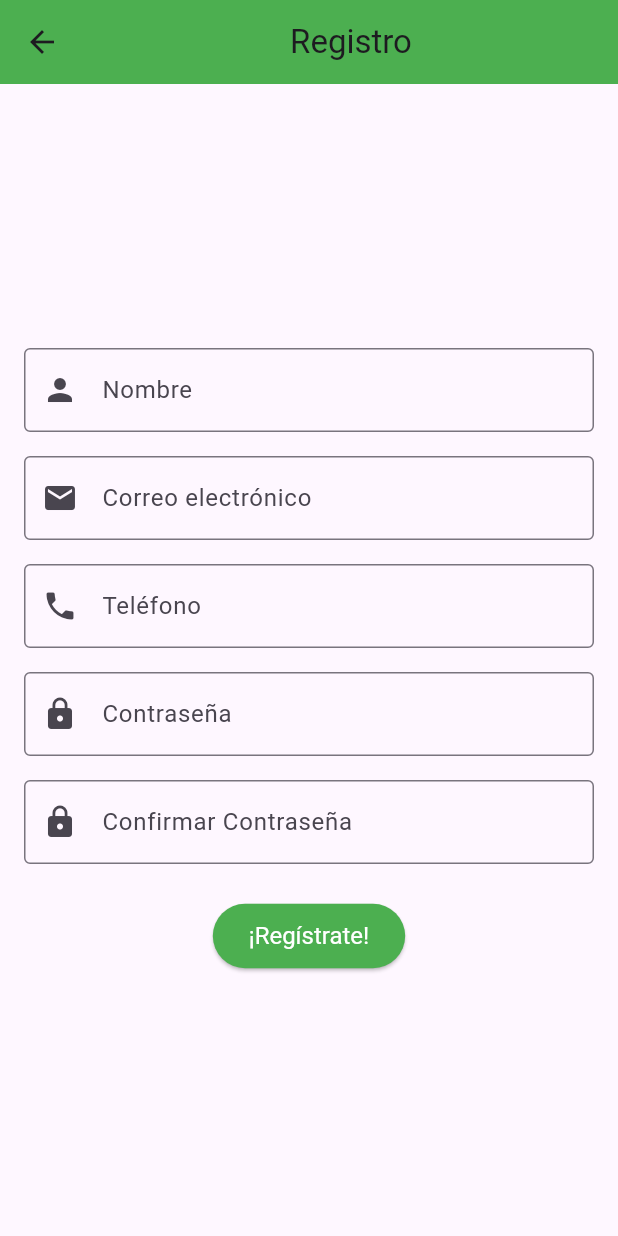
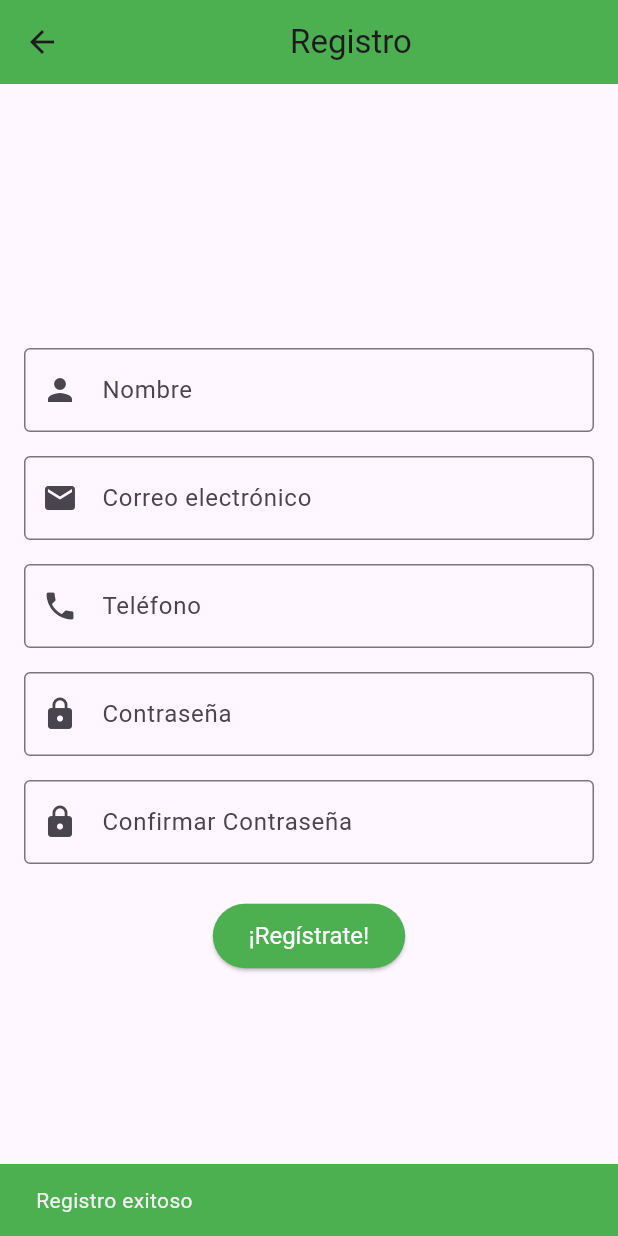
Before and after one commit to Jreycruz/tarea2.2, a Flutter app: the RegisterPage screen opened by its route, after a tap on "¡Regístrate!", on a phone screen of 412 x 824 dp. Run offline on Flutter 3.47's test engine with Material 3 defaults, Android fonts, the phone set to English and light mode, and no system bars.

Commit message:
new commit

```diff
--- a/lib/pantallas/register_page.dart
+++ b/lib/pantallas/register_page.dart
@@ -77,8 +77,19 @@ class RegisterPage extends StatelessWidget {
                 String confirmPassword = confirmPasswordController.text;
 
                 if (password != confirmPassword) {
-                  print("Las contraseñas no coinciden");
+                  ScaffoldMessenger.of(context).showSnackBar(
+                    SnackBar(
+                      content: Text('Las contraseñas no coinciden'),
+                      backgroundColor: Colors.red,
+                    ),
+                  );
                 } else {
+                  ScaffoldMessenger.of(context).showSnackBar(
+                    SnackBar(
+                      content: Text('Registro exitoso'),
+                      backgroundColor: Colors.green,
+                    ),
+                  );
                   print("Nombre: $name");
                   print("Correo: $email");
                   print("Teléfono: $phone");
```
